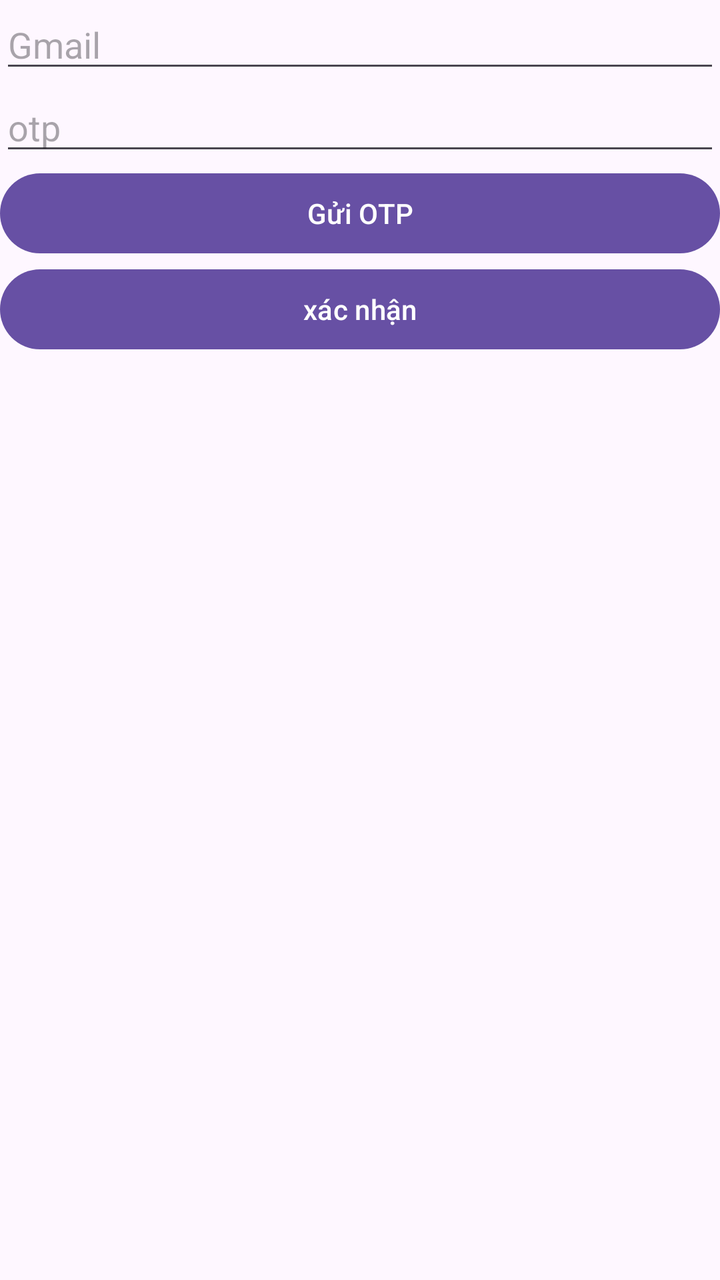
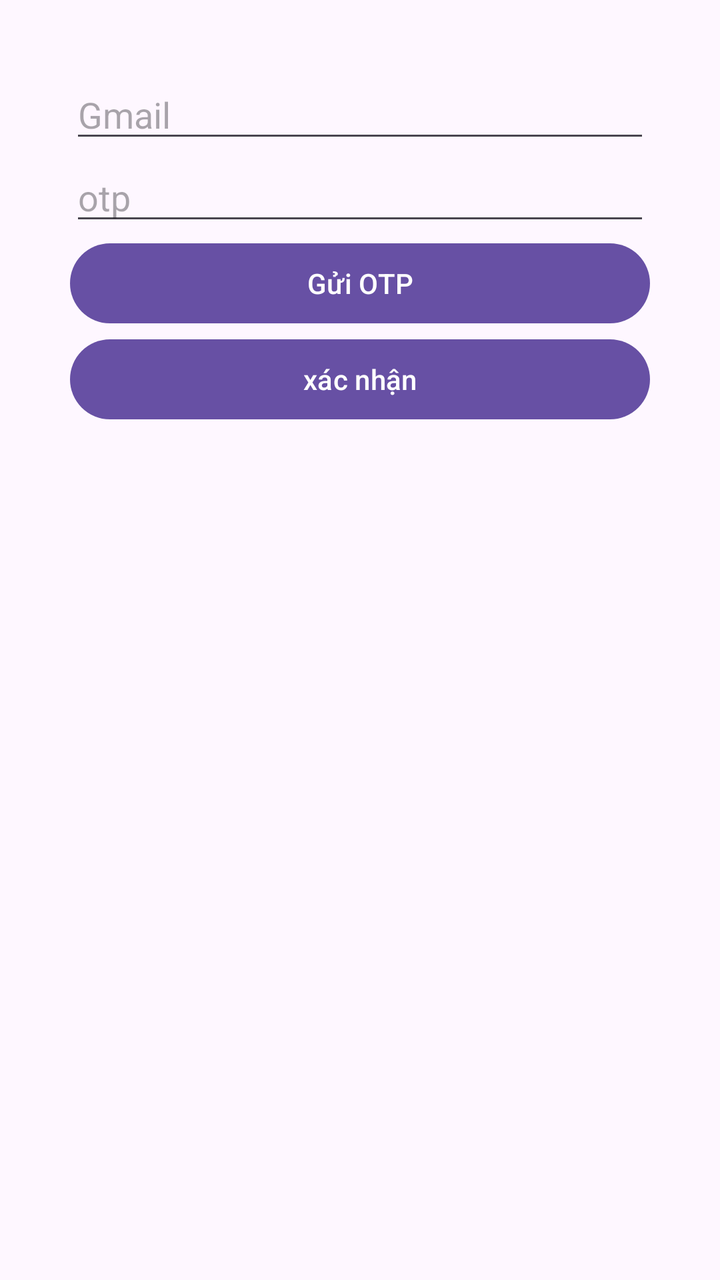

Screens rendered from an Android XML layout before and after an edit, with the pre-edit source and the edit as a unified diff.
<!-- AndroidManifest.xml: application theme Theme.AppXemPhim -->
<!-- res/layout/activity_forgot_password.xml -->
<?xml version="1.0" encoding="utf-8"?>
<LinearLayout xmlns:android="http://schemas.android.com/apk/res/android"
    xmlns:app="http://schemas.android.com/apk/res-auto"
    xmlns:tools="http://schemas.android.com/tools"
    android:id="@+id/main"
    android:layout_width="match_parent"
    android:layout_height="match_parent"
    android:orientation="vertical"
    tools:context=".ForgotPassword">

    <EditText
        android:id="@+id/Email"
        android:layout_width="match_parent"
        android:layout_height="wrap_content"
        android:hint="Gmail" />

    <TextView
        android:id="@+id/thongbao"
        android:layout_width="match_parent"
        android:layout_height="wrap_content"
        android:visibility="gone" />

    <EditText
        android:id="@+id/OTP"
        android:layout_width="match_parent"
        android:layout_height="wrap_content"
        android:hint="otp" />

    <TextView
        android:id="@+id/thongbaootp"
        android:layout_width="match_parent"
        android:layout_height="wrap_content"
        android:visibility="gone" />

    <Button
        android:id="@+id/button8"
        android:layout_width="match_parent"
        android:layout_height="wrap_content"
        android:onClick="sendOtp"
        android:text="Gửi OTP" />

    <Button
        android:id="@+id/button9"
        android:layout_width="match_parent"
        android:layout_height="wrap_content"
        android:onClick="confirm"
        android:text="xác nhận" />
</LinearLayout>
<!-- resources referenced by this layout -->
<resources>
  <style name="Theme.AppXemPhim" parent="Base.Theme.AppXemPhim" />
  <style name="Base.Theme.AppXemPhim" parent="Theme.Material3.DayNight.NoActionBar">
          
          
      </style>
</resources>

<!-- the commit's change to res/layout/activity_forgot_password.xml (unified diff, before → after) -->
@@ -6,7 +6,8 @@
     android:layout_width="match_parent"
     android:layout_height="match_parent"
     android:orientation="vertical"
-    tools:context=".ForgotPassword">
+    tools:context=".ForgotPassword"
+    android:padding="35dp">
 
     <EditText
         android:id="@+id/Email"
